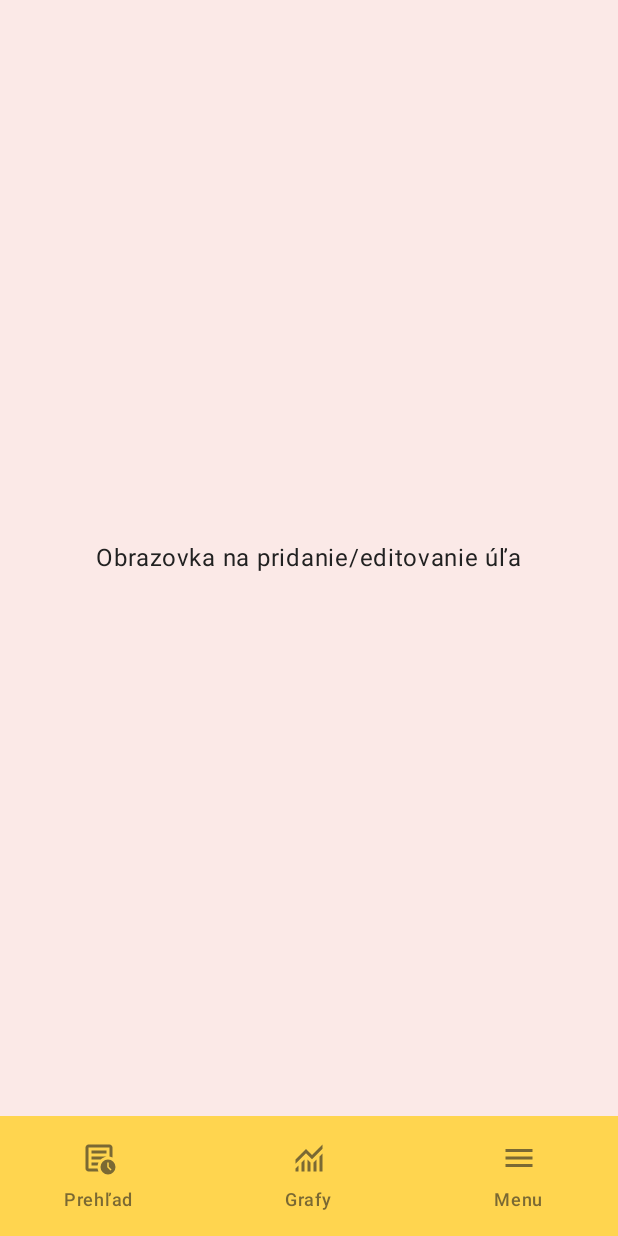
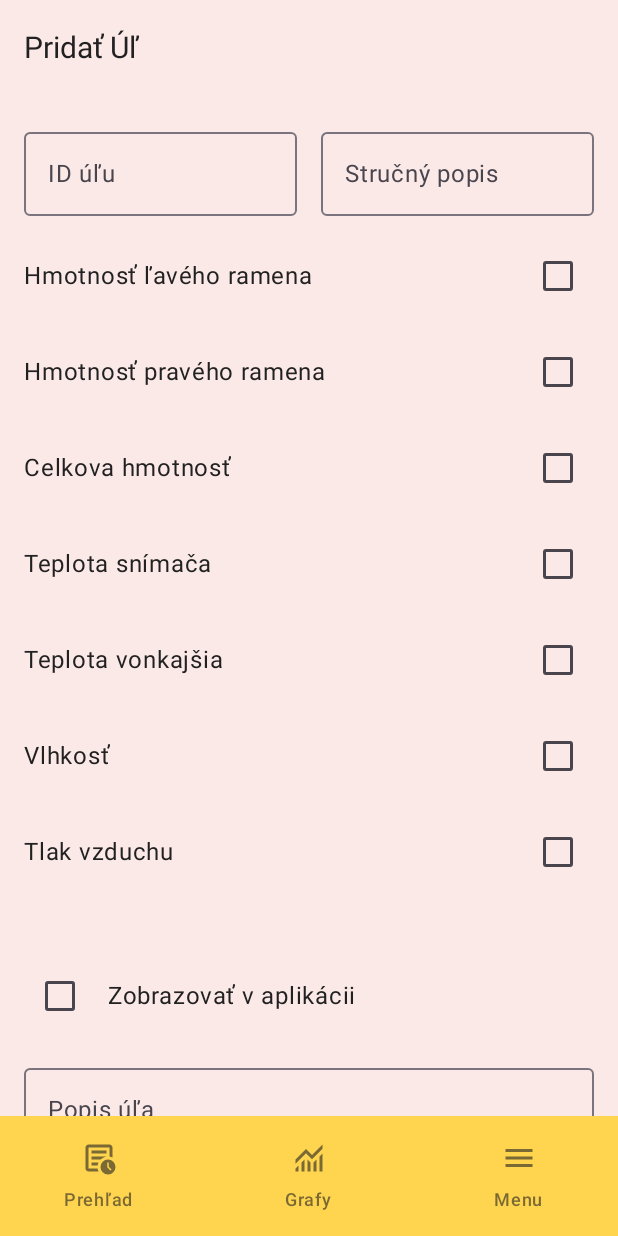
Before and after one commit to Miclah/BeeSense, an Android app built with Jetpack Compose: the HiveEditorScreen screen opened through its navigation route, on a phone screen of 412 x 824 dp. Run offline under Robolectric (Android 15) with nearby library versions, the phone set to English and light mode, and no system bars.

Commit message:
Add/Edit Hive Screen
- Implemented screen for adding/editing hives with input fields for Hive ID, description, and sensor checkboxes (weight, temperature, humidity...).
- Added a toggle to show the hive in the app and a text field for a detailed description.

```diff
--- /dev/null
+++ b/app/src/main/java/com/beesense/ui/components/HiveCheckBox.kt
@@ -0,0 +1,29 @@
+package com.beesense.ui.components
+
+import androidx.compose.foundation.layout.Arrangement
+import androidx.compose.foundation.layout.Row
+import androidx.compose.foundation.layout.fillMaxWidth
+import androidx.compose.material3.Checkbox
+import androidx.compose.material3.Text
+import androidx.compose.runtime.Composable
+import androidx.compose.ui.Alignment
+import androidx.compose.ui.Modifier
+
+@Composable
+fun HiveCheckboxItem(
+    label: String,
+    checked: Boolean,
+    onCheckedChange: (Boolean) -> Unit
+) {
+    Row(
+        modifier = Modifier.fillMaxWidth(),
+        verticalAlignment = Alignment.CenterVertically,
+        horizontalArrangement = Arrangement.SpaceBetween
+    ) {
+        Text(text = label)
+        Checkbox(
+            checked = checked,
+            onCheckedChange = onCheckedChange
+        )
+    }
+}
--- a/app/src/main/java/com/beesense/ui/screens/subscreens/HiveEditorScreen.kt
+++ b/app/src/main/java/com/beesense/ui/screens/subscreens/HiveEditorScreen.kt
@@ -1,15 +1,169 @@
 package com.beesense.ui.screens.subscreens
 
-import androidx.compose.foundation.layout.Box
+import androidx.compose.foundation.layout.Arrangement
+import androidx.compose.foundation.layout.Column
+import androidx.compose.foundation.layout.Row
+import androidx.compose.foundation.layout.Spacer
 import androidx.compose.foundation.layout.fillMaxSize
+import androidx.compose.foundation.layout.fillMaxWidth
+import androidx.compose.foundation.layout.height
+import androidx.compose.foundation.layout.padding
+import androidx.compose.foundation.layout.width
+import androidx.compose.foundation.rememberScrollState
+import androidx.compose.foundation.verticalScroll
+import androidx.compose.material3.Button
+import androidx.compose.material3.Checkbox
+import androidx.compose.material3.ExperimentalMaterial3Api
+import androidx.compose.material3.OutlinedTextField
+import androidx.compose.material3.Scaffold
 import androidx.compose.material3.Text
+import androidx.compose.material3.TopAppBar
 import androidx.compose.runtime.Composable
+import androidx.compose.runtime.getValue
+import androidx.compose.runtime.mutableStateOf
+import androidx.compose.runtime.remember
+import androidx.compose.runtime.setValue
 import androidx.compose.ui.Alignment
 import androidx.compose.ui.Modifier
+import androidx.compose.ui.unit.dp
+import androidx.compose.ui.unit.sp
+import com.beesense.ui.components.HiveCheckboxItem
 
+@OptIn(ExperimentalMaterial3Api::class)
 @Composable
-fun HiveEditorScreen() {
-    Box(modifier = Modifier.fillMaxSize(), contentAlignment = Alignment.Center) {
-        Text(text = "Obrazovka na pridanie/editovanie úľa")
+fun HiveEditorScreen(
+    isEditing: Boolean = false
+) {
+    var hiveId by remember { mutableStateOf("") }
+    var shortDescription by remember { mutableStateOf("") }
+
+    var leftArmWeight by remember { mutableStateOf(false) }
+    var rightArmWeight by remember { mutableStateOf(false) }
+    var totalWeight by remember { mutableStateOf(false) }
+    var sensorTemperature by remember { mutableStateOf(false) }
+    var outdoorTemperature by remember { mutableStateOf(false) }
+    var humidity by remember { mutableStateOf(false) }
+    var airPressure by remember { mutableStateOf(false) }
+
+    var showInApp by remember { mutableStateOf(false) }
+    var hiveDescription by remember { mutableStateOf("") }
+
+    Scaffold(
+        topBar = {
+            TopAppBar(
+                title = {
+                    Text(
+                        text = if (isEditing) "Editovať Úľ" else "Pridať Úľ",
+                        fontSize = 20.sp
+                    )
+                }
+            )
+        }
+    ) { paddingValues ->
+        Column(
+            modifier = Modifier
+                .fillMaxSize()
+                .verticalScroll(rememberScrollState())
+                .padding(paddingValues)
+                .padding(16.dp),
+            verticalArrangement = Arrangement.spacedBy(16.dp)
+        ) {
+            Row(
+                modifier = Modifier.fillMaxWidth(),
+                horizontalArrangement = Arrangement.spacedBy(16.dp)
+            ) {
+                OutlinedTextField(
+                    value = hiveId,
+                    onValueChange = { hiveId = it },
+                    label = { Text("ID úľu") },
+                    modifier = Modifier.weight(1f)
+                )
+                OutlinedTextField(
+                    value = shortDescription,
+                    onValueChange = { shortDescription = it },
+                    label = { Text("Stručný popis") },
+                    modifier = Modifier.weight(1f)
+                )
+            }
+
+            HiveCheckboxItem(
+                label = "Hmotnosť ľavého ramena",
+                checked = leftArmWeight,
+                onCheckedChange = { leftArmWeight = it }
+            )
+            HiveCheckboxItem(
+                label = "Hmotnosť pravého ramena",
+                checked = rightArmWeight,
+                onCheckedChange = { rightArmWeight = it }
+            )
+            HiveCheckboxItem(
+                label = "Celkova hmotnosť",
+                checked = totalWeight,
+                onCheckedChange = { totalWeight = it }
+            )
+            HiveCheckboxItem(
+                label = "Teplota snímača",
+                checked = sensorTemperature,
+                onCheckedChange = { sensorTemperature = it }
+            )
+            HiveCheckboxItem(
+                label = "Teplota vonkajšia",
+                checked = outdoorTemperature,
+                onCheckedChange = { outdoorTemperature = it }
+            )
+            HiveCheckboxItem(
+                label = "Vlhkosť",
+                checked = humidity,
+                onCheckedChange = { humidity = it }
+            )
+            HiveCheckboxItem(
+                label = "Tlak vzduchu",
+                checked = airPressure,
+                onCheckedChange = { airPressure = it }
+            )
+
+            Spacer(modifier = Modifier.height(16.dp))
+            Row(
+                modifier = Modifier.fillMaxWidth(),
+                verticalAlignment = Alignment.CenterVertically
+            ) {
+                Checkbox(
+                    checked = showInApp,
+                    onCheckedChange = { showInApp = it }
+                )
+                Spacer(modifier = Modifier.width(8.dp))
+                Text(text = "Zobrazovať v aplikácii")
+            }
+
+            OutlinedTextField(
+                value = hiveDescription,
+                onValueChange = { hiveDescription = it },
+                label = { Text("Popis úľa") },
+                modifier = Modifier.fillMaxWidth()
+            )
+
+            Spacer(modifier = Modifier.height(16.dp))
+            Row(
+                modifier = Modifier.fillMaxWidth(),
+                horizontalArrangement = Arrangement.SpaceEvenly
+            ) {
+                Button(
+                    onClick = {
+                        // TODO: Save button logic
+                    }
+                ) {
+                    Text("Uložiť")
+                }
+                if (isEditing) {
+                    Button(
+                        onClick = {
+                            // TODO: Editing logic
+                        }
+                    ) {
+                        Text("Vymazať")
+                    }
+                }
+            }
+        }
     }
 }
```
